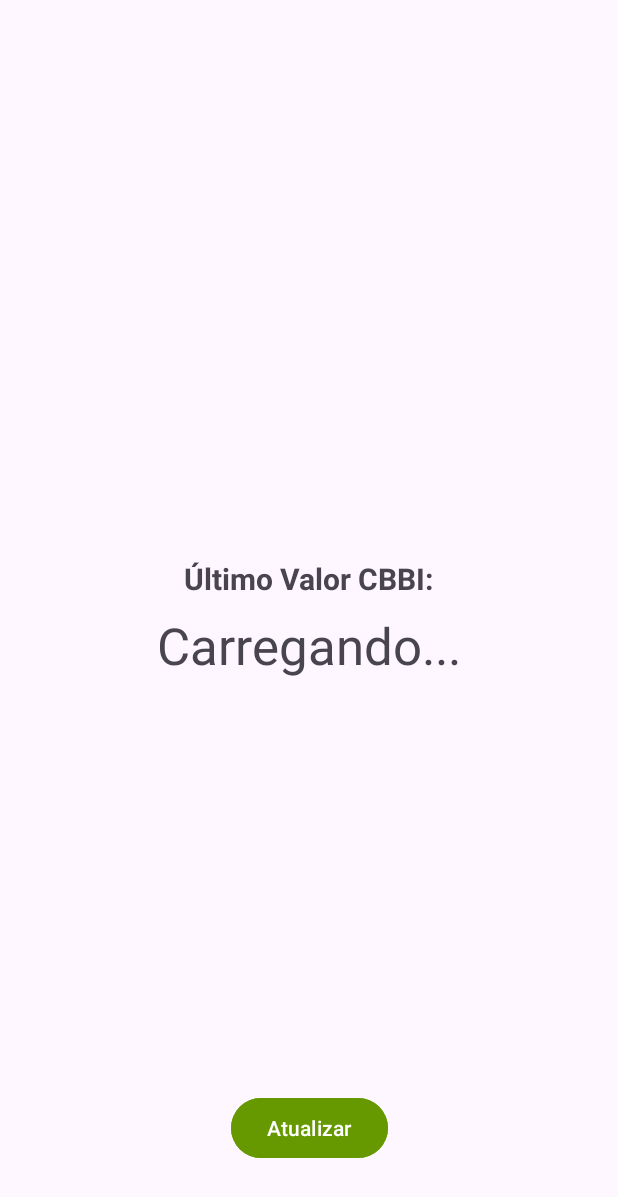
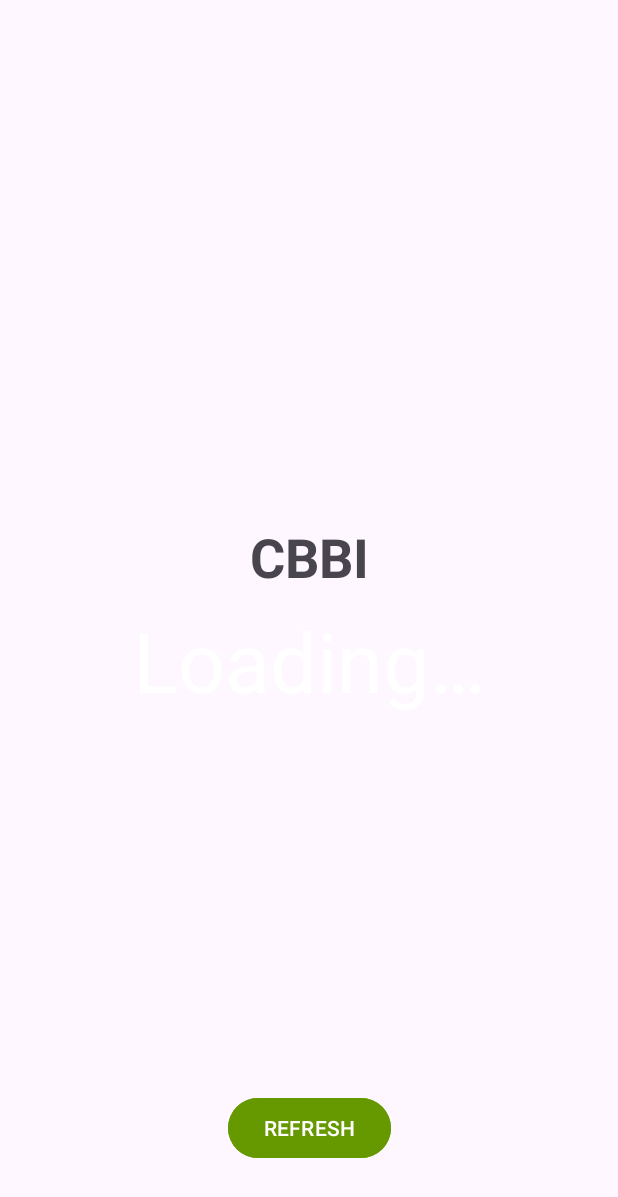
Before and after one commit to glaucomv/CBBI, an Android app: the screen it shows after launch (MainActivity), on a phone screen of 412 x 824 dp. Shown: the top 1197 px of the screen. Run offline under Robolectric (Android 15) with nearby library versions, the phone set to English and light mode, and no system bars; 1 statement that could not run was skipped.

Commit message:
cor do cbbi

```diff
--- a/app/build.gradle.kts
+++ b/app/build.gradle.kts
@@ -24,6 +24,7 @@ android {
                 getDefaultProguardFile("proguard-android-optimize.txt"),
                 "proguard-rules.pro"
             )
+            signingConfig = signingConfigs.getByName("debug")
         }
     }
     compileOptions {
--- a/app/src/main/java/net/glaucomv/cbbi/MainActivity.kt
+++ b/app/src/main/java/net/glaucomv/cbbi/MainActivity.kt
@@ -2,10 +2,12 @@ package net.glaucomv.cbbi
 
 import android.content.Context
 import android.content.SharedPreferences
+import android.graphics.Typeface
 import androidx.appcompat.app.AppCompatActivity
 import android.os.Bundle
 import android.widget.Button
 import android.widget.TextView
+import androidx.core.content.ContextCompat
 import androidx.lifecycle.lifecycleScope
 import androidx.work.Constraints
 import androidx.work.ExistingPeriodicWorkPolicy
@@ -16,17 +18,16 @@ import kotlinx.coroutines.Dispatchers
 import kotlinx.coroutines.launch
 import kotlinx.coroutines.withContext
 import org.json.JSONObject
-import java.io.BufferedReader
-import java.io.InputStreamReader
 import java.net.HttpURLConnection
 import java.net.URL
 import java.util.concurrent.TimeUnit
 import kotlin.math.roundToInt
+import androidx.core.content.edit
 
 class MainActivity : AppCompatActivity() {
 
     private lateinit var cbbiValueTextView: TextView
-    private lateinit var refreshButton: Button // Botão para atualização manual
+    private lateinit var refreshButton: Button
     private lateinit var sharedPreferences: SharedPreferences
 
     private val cbbiApiUrl = "https://colintalkscrypto.com/cbbi/data/latest.json"
@@ -34,128 +35,131 @@ class MainActivity : AppCompatActivity() {
     private val keyLastCbbiValue = "lastCbbiValue"
 
     companion object {
-        const val CBBI_WORKER_TAG = "CbbiPeriodicWorker" // Tag para o WorkManager
+        const val CBBI_WORKER_TAG = "CbbiPeriodicWorker"
     }
 
     override fun onCreate(savedInstanceState: Bundle?) {
         super.onCreate(savedInstanceState)
-        setContentView(R.layout.activity_main) // Define o layout da atividade
+        setContentView(R.layout.activity_main)
 
-        // Inicializa as Views
         cbbiValueTextView = findViewById(R.id.cbbiValueTextView)
         refreshButton = findViewById(R.id.refreshButton)
         sharedPreferences = getSharedPreferences(prefsName, Context.MODE_PRIVATE)
 
-        // Configura o clique do botão para atualização manual
         refreshButton.setOnClickListener {
-            fetchAndDisplayData() // Chama a função de busca manual
+            fetchAndDisplayData()
         }
 
-        // Exibe o último valor salvo ao iniciar o aplicativo
         displayLastSavedCbbiValue()
-
-        // Agenda o trabalho periódico em segundo plano para atualizações automáticas
         scheduleCbbiWorker()
     }
 
     override fun onResume() {
         super.onResume()
-        // Atualiza a UI com o valor mais recente sempre que o app retornar ao primeiro plano
         displayLastSavedCbbiValue()
     }
 
-    // Função para exibir o último valor CBBI salvo nas SharedPreferences
-    private fun displayLastSavedCbbiValue() {
-        val lastValue = sharedPreferences.getString(keyLastCbbiValue, "Carregando...")
-        cbbiValueTextView.text = lastValue
+    private fun setCbbiTextColor(valueString: String?) {
+        val numericValue = valueString?.toDoubleOrNull()
+
+        if (numericValue == null) {
+            cbbiValueTextView.setTextColor(ContextCompat.getColor(this, R.color.cbbi_default_text_color))
+            cbbiValueTextView.typeface = Typeface.DEFAULT
+            return
+        }
+
+        when {
+            numericValue >= 75.0 -> {
+                cbbiValueTextView.setTextColor(ContextCompat.getColor(this, R.color.cbbi_high_red))
+                cbbiValueTextView.typeface = Typeface.DEFAULT_BOLD
+            }
+            numericValue <= 25.0 -> {
+                cbbiValueTextView.setTextColor(ContextCompat.getColor(this, R.color.cbbi_low_green))
+                cbbiValueTextView.typeface = Typeface.DEFAULT_BOLD
+            }
+            else -> {
+                cbbiValueTextView.setTextColor(ContextCompat.getColor(this, R.color.cbbi_default_text_color))
+                cbbiValueTextView.typeface = Typeface.DEFAULT
+            }
+        }
     }
 
-    // Função para agendar o Worker que fará as atualizações automáticas
+    private fun displayLastSavedCbbiValue() {
+        // Usa getString para pegar a string traduzível, e a string "N/A" como fallback se necessário
+        val lastValueString = sharedPreferences.getString(keyLastCbbiValue, getString(R.string.status_loading))
+        cbbiValueTextView.text = lastValueString
+        setCbbiTextColor(lastValueString)
+    }
+
     private fun scheduleCbbiWorker() {
-        // Define restrições para o worker (ex: precisa de conexão com a internet)
         val constraints = Constraints.Builder()
             .setRequiredNetworkType(NetworkType.CONNECTED)
             .build()
-
-        // Cria uma requisição periódica para rodar a cada 4 horas
-        // Este intervalo longo é bom para economizar bateria.
         val periodicWorkRequest = PeriodicWorkRequestBuilder<CbbiWorker>(4, TimeUnit.HOURS)
             .setConstraints(constraints)
-            .addTag(CBBI_WORKER_TAG) // Adiciona uma tag para identificar o trabalho
+            .addTag(CBBI_WORKER_TAG)
             .build()
-
-        // Agenda o trabalho com o WorkManager,
-        // Usando KEEP para não duplicar o trabalho se ele já estiver agendado
         WorkManager.getInstance(applicationContext).enqueueUniquePeriodicWork(
             CBBI_WORKER_TAG,
-            ExistingPeriodicWorkPolicy.KEEP, // Política para trabalhos existentes
+            ExistingPeriodicWorkPolicy.KEEP,
             periodicWorkRequest
         )
     }
 
-    // Função para buscar os dados da API manualmente, atualizar a UI e salvar
     private fun fetchAndDisplayData() {
-        // Inicia uma coroutine no escopo do ciclo de vida da Activity, na thread de IO
-        // Dispatchers.IO é otimizado para operações de entrada/saída como chamadas de rede.
         lifecycleScope.launch(Dispatchers.IO) {
-            // Mostra "Atualizando..." na UI principal antes de iniciar a busca
             withContext(Dispatchers.Main) {
-                cbbiValueTextView.text = "Atualizando..."
+                cbbiValueTextView.text = getString(R.string.status_updating) // Usa string do recurso
+                setCbbiTextColor(getString(R.string.status_updating)) // Passa a string do recurso
             }
 
             var connection: HttpURLConnection? = null
             try {
                 val url = URL(cbbiApiUrl)
                 connection = url.openConnection() as HttpURLConnection
-                connection.connectTimeout = 8000 // Timeout de conexão em milissegundos
-                connection.readTimeout = 8000    // Timeout de leitura em milissegundos
+                connection.connectTimeout = 8000
+                connection.readTimeout = 8000
 
-                // Verifica se a requisição foi bem-sucedida (código HTTP 200 OK)
                 if (connection.responseCode == HttpURLConnection.HTTP_OK) {
-                    // Usa o bloco 'use' para garantir que o InputStream e o BufferedReader sejam fechados automaticamente
-                    // após o uso, mesmo que ocorram exceções. Isso ajuda a liberar recursos de forma eficiente.
                     val response = connection.inputStream.bufferedReader().use { it.readText() }
-
-                    // Analisa o JSON para obter o valor do CBBI
                     val mainJsonObject = JSONObject(response)
                     val cbbiValueString = if (mainJsonObject.has("Confidence")) {
                         val confidenceObject = mainJsonObject.getJSONObject("Confidence")
-                        // Encontra o timestamp mais recente
                         val latestTimestamp = confidenceObject.keys().asSequence()
                             .mapNotNull { it.toLongOrNull() }.maxOrNull()
-
                         if (latestTimestamp != null) {
-                            // Obtém o valor decimal e converte para o formato de índice (0-100)
                             val decimalValue = confidenceObject.getDouble(latestTimestamp.toString())
                             (decimalValue * 100).roundToInt().toString()
                         } else {
-                            "N/A" // Caso não encontre timestamp
+                            getString(R.string.status_not_available) // Usa string do recurso
                         }
                     } else {
-                        "N/A" // Caso a chave "Confidence" não exista
+                        getString(R.string.status_not_available) // Usa string do recurso
                     }
 
-                    // Salva o valor obtido nas SharedPreferences de forma assíncrona (apply)
-                    sharedPreferences.edit().putString(keyLastCbbiValue, cbbiValueString).apply()
+                    sharedPreferences.edit { putString(keyLastCbbiValue, cbbiValueString) }
 
-                    // Atualiza a UI na thread principal com o novo valor
                     withContext(Dispatchers.Main) {
                         cbbiValueTextView.text = cbbiValueString
+                        setCbbiTextColor(cbbiValueString)
                     }
                 } else {
-                    // Em caso de erro na requisição, mostra mensagem de erro
+                    // Para mensagens de erro que incluem dados variáveis (como o código de erro)
+                    val errorMsg = getString(R.string.status_error_prefix) + connection.responseCode
                     withContext(Dispatchers.Main) {
-                        cbbiValueTextView.text = "Erro: ${connection.responseCode}"
+                        cbbiValueTextView.text = errorMsg
+                        setCbbiTextColor(errorMsg) // Passa a string completa
                     }
                 }
             } catch (e: Exception) {
-                e.printStackTrace() // Loga o erro para depuração
-                // Em caso de exceção, mostra mensagem de falha
+                e.printStackTrace()
+                val failureMsg = getString(R.string.status_failure) // Usa string do recurso
                 withContext(Dispatchers.Main) {
-                    cbbiValueTextView.text = "Falha"
+                    cbbiValueTextView.text = failureMsg
+                    setCbbiTextColor(failureMsg) // Passa a string do recurso
                 }
             } finally {
-                connection?.disconnect() // Garante que a conexão HttpURLConnection seja fechada
+                connection?.disconnect()
             }
         }
     }
--- a/app/src/main/res/layout/activity_main.xml
+++ b/app/src/main/res/layout/activity_main.xml
@@ -11,8 +11,8 @@
         android:id="@+id/titleTextView"
         android:layout_width="wrap_content"
         android:layout_height="wrap_content"
-        android:text="Último Valor CBBI:"
-        android:textSize="20sp"
+        android:text="@string/display_name"
+        android:textSize="36sp"
         android:textStyle="bold"
         app:layout_constraintStart_toStartOf="parent"
         app:layout_constraintTop_toTopOf="parent"
@@ -25,8 +25,9 @@
         android:id="@+id/cbbiValueTextView"
         android:layout_width="wrap_content"
         android:layout_height="wrap_content"
-        android:text="Carregando..."
-        android:textSize="34sp"
+        android:text="@string/status_updating"
+        android:textSize="55sp"
+        android:textStyle="bold"
         app:layout_constraintBottom_toBottomOf="parent"
         app:layout_constraintEnd_toEndOf="parent"
         app:layout_constraintStart_toStartOf="parent"
@@ -36,7 +37,7 @@
         android:id="@+id/refreshButton"
         android:layout_width="wrap_content"
         android:layout_height="wrap_content"
-        android:text="Atualizar"
+        android:text="@string/button_refresh"
         android:backgroundTint="@android:color/holo_green_dark"
         app:layout_constraintBottom_toBottomOf="parent"
         app:layout_constraintEnd_toEndOf="parent"
--- a/app/src/main/res/values/colors.xml
+++ b/app/src/main/res/values/colors.xml
@@ -1,5 +1,8 @@
 <?xml version="1.0" encoding="utf-8"?>
 <resources>
-    <color name="black">#FF000000</color>
+    <color name="black">#00000000</color>
     <color name="white">#FFFFFFFF</color>
+    <color name="cbbi_high_red">#D32F2F</color>
+    <color name="cbbi_low_green">#388E3C</color>
+    <color name="cbbi_default_text_color">#FFFFFFFF</color>
 </resources>
--- a/app/src/main/res/values/strings.xml
+++ b/app/src/main/res/values/strings.xml
@@ -1,3 +1,10 @@
 <resources>
-    <string name="app_name">CBBI</string>
+    <string name="app_name" translatable="false">CBBI</string>
+    <string name="display_name" translatable="false">CBBI</string>
+    <string name="status_loading">Loading…</string>
+    <string name="status_updating">Updating…</string>
+    <string name="status_not_available">N/A</string>
+    <string name="status_error_prefix">Error:</string>
+    <string name="status_failure">Failed</string>
+    <string name="button_refresh">REFRESH</string>
 </resources>
```
Also changed, not shown: 1 other file.
